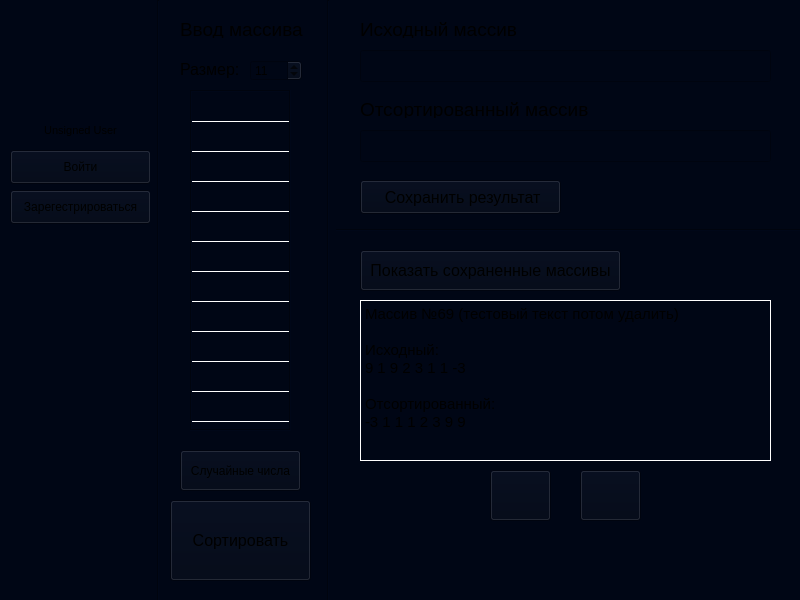
Qt form mainwindow.ui (no-name121/Rps_laboratorniye_raboti) before a commit.
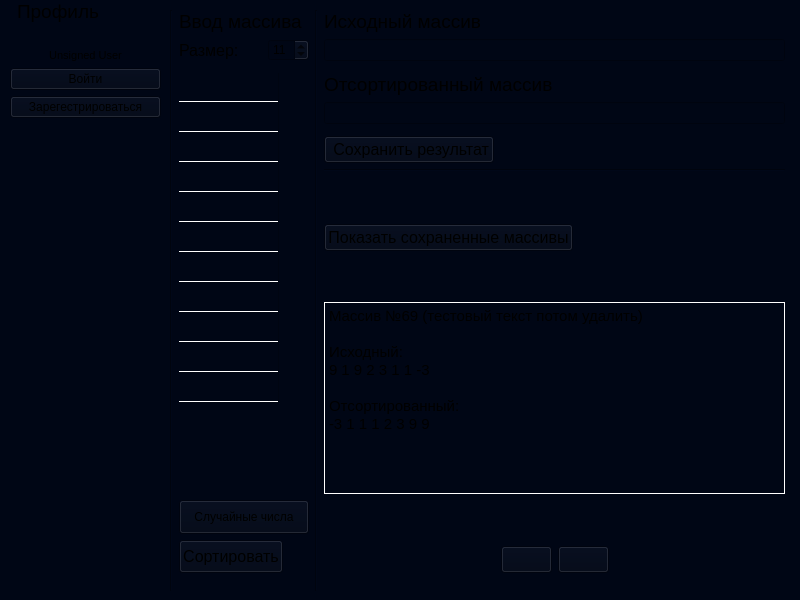
The same form after that commit. Icons and pictures are not drawn.

Commit message: доработан интерфейс

Patch:
```diff
--- a/mainwindow.ui
+++ b/mainwindow.ui
@@ -10,6 +10,24 @@
     <height>600</height>
    </rect>
   </property>
+  <property name="sizePolicy">
+   <sizepolicy hsizetype="Maximum" vsizetype="Maximum">
+    <horstretch>0</horstretch>
+    <verstretch>0</verstretch>
+   </sizepolicy>
+  </property>
+  <property name="minimumSize">
+   <size>
+    <width>800</width>
+    <height>600</height>
+   </size>
+  </property>
+  <property name="maximumSize">
+   <size>
+    <width>800</width>
+    <height>600</height>
+   </size>
+  </property>
   <property name="windowTitle">
    <string>MainWindow</string>
   </property>
@@ -17,428 +35,245 @@
    <string notr="true">Background:rgb(0, 6, 21);</string>
   </property>
   <widget class="QWidget" name="centralwidget">
-   <widget class="QLabel" name="profileImage">
+   <widget class="QWidget" name="layoutWidget">
     <property name="geometry">
      <rect>
-      <x>30</x>
-      <y>10</y>
-      <width>100</width>
-      <height>100</height>
-     </rect>
-    </property>
-    <property name="maximumSize">
-     <size>
-      <width>100</width>
-      <height>100</height>
-     </size>
-    </property>
-    <property name="text">
-     <string/>
-    </property>
-    <property name="pixmap">
-     <pixmap>Assets/profile.svg</pixmap>
-    </property>
-    <property name="scaledContents">
-     <bool>true</bool>
-    </property>
-    <property name="alignment">
-     <set>Qt::AlignmentFlag::AlignCenter</set>
-    </property>
-   </widget>
-   <widget class="QPushButton" name="signUpButton">
-    <property name="geometry">
-     <rect>
-      <x>10</x>
-      <y>190</y>
-      <width>141</width>
-      <height>34</height>
-     </rect>
-    </property>
-    <property name="text">
-     <string>Зарегестрироваться</string>
-    </property>
-   </widget>
-   <widget class="QPushButton" name="signInButton">
-    <property name="geometry">
-     <rect>
-      <x>10</x>
-      <y>150</y>
-      <width>141</width>
-      <height>34</height>
-     </rect>
-    </property>
-    <property name="text">
-     <string>Войти</string>
-    </property>
-   </widget>
-   <widget class="QLabel" name="profileName">
-    <property name="geometry">
-     <rect>
-      <x>10</x>
-      <y>120</y>
-      <width>141</width>
-      <height>20</height>
-     </rect>
-    </property>
-    <property name="font">
-     <font>
-      <pointsize>8</pointsize>
-     </font>
-    </property>
-    <property name="text">
-     <string>Unsigned User</string>
-    </property>
-    <property name="alignment">
-     <set>Qt::AlignmentFlag::AlignCenter</set>
-    </property>
-   </widget>
-   <widget class="Line" name="line">
-    <property name="geometry">
-     <rect>
-      <x>150</x>
+      <x>160</x>
       <y>0</y>
-      <width>16</width>
+      <width>641</width>
       <height>601</height>
      </rect>
     </property>
-    <property name="orientation">
-     <enum>Qt::Orientation::Vertical</enum>
-    </property>
-   </widget>
-   <widget class="QPushButton" name="infoButton">
-    <property name="geometry">
-     <rect>
-      <x>10</x>
-      <y>560</y>
-      <width>41</width>
-      <height>31</height>
-     </rect>
-    </property>
-    <property name="text">
-     <string/>
-    </property>
-    <property name="icon">
-     <iconset>
-      <normaloff>Assets/information.svg</normaloff>Assets/information.svg</iconset>
-    </property>
-    <property name="iconSize">
-     <size>
-      <width>24</width>
-      <height>24</height>
-     </size>
-    </property>
-    <property name="flat">
-     <bool>true</bool>
-    </property>
-   </widget>
-   <widget class="QSpinBox" name="setLength">
-    <property name="geometry">
-     <rect>
-      <x>250</x>
-      <y>60</y>
-      <width>52</width>
-      <height>21</height>
-     </rect>
-    </property>
-    <property name="minimum">
-     <number>1</number>
-    </property>
-    <property name="value">
-     <number>11</number>
-    </property>
-   </widget>
-   <widget class="QTableWidget" name="inputArray">
-    <property name="geometry">
-     <rect>
-      <x>190</x>
-      <y>90</y>
-      <width>101</width>
-      <height>341</height>
-     </rect>
-    </property>
-    <property name="styleSheet">
-     <string notr="true">gridline-color:rgb(255, 255, 255);  </string>
-    </property>
-    <property name="frameShape">
-     <enum>QFrame::Shape::Box</enum>
-    </property>
-    <property name="frameShadow">
-     <enum>QFrame::Shadow::Sunken</enum>
-    </property>
-    <property name="sizeAdjustPolicy">
-     <enum>QAbstractScrollArea::SizeAdjustPolicy::AdjustIgnored</enum>
-    </property>
-    <property name="autoScrollMargin">
-     <number>16</number>
-    </property>
-    <property name="verticalScrollMode">
-     <enum>QAbstractItemView::ScrollMode::ScrollPerItem</enum>
-    </property>
-    <property name="showGrid">
-     <bool>true</bool>
-    </property>
-    <property name="gridStyle">
-     <enum>Qt::PenStyle::SolidLine</enum>
-    </property>
-    <property name="rowCount">
-     <number>11</number>
-    </property>
-    <property name="columnCount">
-     <number>1</number>
-    </property>
-    <attribute name="horizontalHeaderVisible">
-     <bool>false</bool>
-    </attribute>
-    <attribute name="verticalHeaderVisible">
-     <bool>false</bool>
-    </attribute>
-    <attribute name="verticalHeaderCascadingSectionResizes">
-     <bool>false</bool>
-    </attribute>
-    <attribute name="verticalHeaderShowSortIndicator" stdset="0">
-     <bool>false</bool>
-    </attribute>
-    <row/>
-    <row/>
-    <row/>
-    <row/>
-    <row/>
-    <row/>
-    <row/>
-    <row/>
-    <row/>
-    <row/>
-    <row/>
-    <column/>
-   </widget>
-   <widget class="QLabel" name="inputText">
-    <property name="geometry">
-     <rect>
-      <x>180</x>
-      <y>20</y>
-      <width>131</width>
-      <height>18</height>
-     </rect>
-    </property>
-    <property name="font">
-     <font>
-      <pointsize>14</pointsize>
-     </font>
-    </property>
-    <property name="text">
-     <string>Ввод массива</string>
-    </property>
-   </widget>
-   <widget class="QLabel" name="sizeText">
-    <property name="geometry">
-     <rect>
-      <x>180</x>
-      <y>60</y>
-      <width>61</width>
-      <height>18</height>
-     </rect>
-    </property>
-    <property name="font">
-     <font>
-      <pointsize>12</pointsize>
-     </font>
-    </property>
-    <property name="text">
-     <string>Размер:</string>
-    </property>
-   </widget>
-   <widget class="QPushButton" name="randomNumsButton">
-    <property name="geometry">
-     <rect>
-      <x>180</x>
-      <y>450</y>
-      <width>121</width>
-      <height>41</height>
-     </rect>
-    </property>
-    <property name="text">
-     <string>Случайные числа</string>
-    </property>
-   </widget>
-   <widget class="QPushButton" name="sortButton">
-    <property name="geometry">
-     <rect>
-      <x>170</x>
-      <y>500</y>
-      <width>141</width>
-      <height>81</height>
-     </rect>
-    </property>
-    <property name="font">
-     <font>
-      <pointsize>12</pointsize>
-     </font>
-    </property>
-    <property name="text">
-     <string>Сортировать</string>
-    </property>
-    <property name="icon">
-     <iconset>
-      <normaloff>Assets/sort.svg</normaloff>Assets/sort.svg</iconset>
-    </property>
-    <property name="iconSize">
-     <size>
-      <width>24</width>
-      <height>24</height>
-     </size>
-    </property>
-   </widget>
-   <widget class="QLabel" name="initialArrayText">
-    <property name="geometry">
-     <rect>
-      <x>360</x>
-      <y>20</y>
-      <width>171</width>
-      <height>18</height>
-     </rect>
-    </property>
-    <property name="font">
-     <font>
-      <pointsize>14</pointsize>
-     </font>
-    </property>
-    <property name="text">
-     <string>Исходный массив</string>
-    </property>
-   </widget>
-   <widget class="QLabel" name="sortedArrayText">
-    <property name="geometry">
-     <rect>
-      <x>360</x>
-      <y>100</y>
-      <width>241</width>
-      <height>18</height>
-     </rect>
-    </property>
-    <property name="font">
-     <font>
-      <pointsize>14</pointsize>
-     </font>
-    </property>
-    <property name="text">
-     <string>Отсортированный массив</string>
-    </property>
-   </widget>
-   <widget class="QLineEdit" name="initialArrayOutput">
-    <property name="geometry">
-     <rect>
-      <x>360</x>
-      <y>50</y>
-      <width>411</width>
-      <height>32</height>
-     </rect>
-    </property>
-    <property name="readOnly">
-     <bool>true</bool>
-    </property>
-   </widget>
-   <widget class="QLineEdit" name="sortedArrayOutput">
-    <property name="geometry">
-     <rect>
-      <x>360</x>
-      <y>130</y>
-      <width>411</width>
-      <height>32</height>
-     </rect>
-    </property>
-    <property name="readOnly">
-     <bool>true</bool>
-    </property>
-   </widget>
-   <widget class="QPushButton" name="pushButton">
-    <property name="geometry">
-     <rect>
-      <x>360</x>
-      <y>180</y>
-      <width>201</width>
-      <height>34</height>
-     </rect>
-    </property>
-    <property name="font">
-     <font>
-      <pointsize>12</pointsize>
-     </font>
-    </property>
-    <property name="text">
-     <string> Сохранить результат</string>
-    </property>
-    <property name="icon">
-     <iconset>
-      <normaloff>Assets/save.svg</normaloff>Assets/save.svg</iconset>
-    </property>
-    <property name="iconSize">
-     <size>
-      <width>20</width>
-      <height>20</height>
-     </size>
-    </property>
-   </widget>
-   <widget class="QPushButton" name="showSavedButton">
-    <property name="geometry">
-     <rect>
-      <x>360</x>
-      <y>250</y>
-      <width>261</width>
-      <height>41</height>
-     </rect>
-    </property>
-    <property name="font">
-     <font>
-      <pointsize>12</pointsize>
-     </font>
-    </property>
-    <property name="text">
-     <string>Показать сохраненные массивы</string>
-    </property>
-   </widget>
-   <widget class="Line" name="line2">
-    <property name="geometry">
-     <rect>
-      <x>330</x>
-      <y>220</y>
-      <width>471</width>
-      <height>20</height>
-     </rect>
-    </property>
-    <property name="orientation">
-     <enum>Qt::Orientation::Horizontal</enum>
-    </property>
-   </widget>
-   <widget class="Line" name="line3">
-    <property name="geometry">
-     <rect>
-      <x>320</x>
-      <y>0</y>
-      <width>16</width>
-      <height>601</height>
-     </rect>
-    </property>
-    <property name="orientation">
-     <enum>Qt::Orientation::Vertical</enum>
-    </property>
-   </widget>
-   <widget class="QTextEdit" name="textEdit">
-    <property name="geometry">
-     <rect>
-      <x>360</x>
-      <y>300</y>
-      <width>411</width>
-      <height>161</height>
-     </rect>
-    </property>
-    <property name="styleSheet">
-     <string notr="true">border: 1px solid #ffffff;</string>
-    </property>
-    <property name="readOnly">
-     <bool>true</bool>
-    </property>
-    <property name="html">
-     <string>&lt;!DOCTYPE HTML PUBLIC &quot;-//W3C//DTD HTML 4.0//EN&quot; &quot;http://www.w3.org/TR/REC-html40/strict.dtd&quot;&gt;
+    <layout class="QGridLayout" name="mainLayout" rowstretch="0,0,0,0,0,0,0,0,0,0,0,0,0,0,0,0,0" columnstretch="0,1,0,4,0">
+     <property name="leftMargin">
+      <number>10</number>
+     </property>
+     <property name="topMargin">
+      <number>10</number>
+     </property>
+     <property name="rightMargin">
+      <number>10</number>
+     </property>
+     <property name="bottomMargin">
+      <number>10</number>
+     </property>
+     <item row="6" column="3" colspan="2">
+      <widget class="QPushButton" name="saveButton">
+       <property name="sizePolicy">
+        <sizepolicy hsizetype="Fixed" vsizetype="Fixed">
+         <horstretch>0</horstretch>
+         <verstretch>0</verstretch>
+        </sizepolicy>
+       </property>
+       <property name="font">
+        <font>
+         <pointsize>12</pointsize>
+        </font>
+       </property>
+       <property name="text">
+        <string> Сохранить результат</string>
+       </property>
+       <property name="icon">
+        <iconset>
+         <normaloff>Assets/save.svg</normaloff>Assets/save.svg</iconset>
+       </property>
+       <property name="iconSize">
+        <size>
+         <width>20</width>
+         <height>20</height>
+        </size>
+       </property>
+      </widget>
+     </item>
+     <item row="4" column="3">
+      <widget class="QLineEdit" name="sortedArrayOutput">
+       <property name="readOnly">
+        <bool>true</bool>
+       </property>
+      </widget>
+     </item>
+     <item row="12" column="1" rowspan="2">
+      <layout class="QVBoxLayout" name="lowerButtonsLayout" stretch="0,0">
+       <item>
+        <widget class="QPushButton" name="randomNumsButton">
+         <property name="sizePolicy">
+          <sizepolicy hsizetype="Expanding" vsizetype="Expanding">
+           <horstretch>0</horstretch>
+           <verstretch>0</verstretch>
+          </sizepolicy>
+         </property>
+         <property name="text">
+          <string>Случайные числа</string>
+         </property>
+        </widget>
+       </item>
+       <item>
+        <widget class="QPushButton" name="sortButton">
+         <property name="sizePolicy">
+          <sizepolicy hsizetype="Fixed" vsizetype="Expanding">
+           <horstretch>0</horstretch>
+           <verstretch>0</verstretch>
+          </sizepolicy>
+         </property>
+         <property name="minimumSize">
+          <size>
+           <width>0</width>
+           <height>0</height>
+          </size>
+         </property>
+         <property name="font">
+          <font>
+           <pointsize>12</pointsize>
+          </font>
+         </property>
+         <property name="text">
+          <string>Сортировать</string>
+         </property>
+         <property name="icon">
+          <iconset>
+           <normaloff>Assets/sort.svg</normaloff>Assets/sort.svg</iconset>
+         </property>
+         <property name="iconSize">
+          <size>
+           <width>24</width>
+           <height>24</height>
+          </size>
+         </property>
+        </widget>
+       </item>
+      </layout>
+     </item>
+     <item row="0" column="2" rowspan="17">
+      <widget class="Line" name="line">
+       <property name="orientation">
+        <enum>Qt::Orientation::Vertical</enum>
+       </property>
+      </widget>
+     </item>
+     <item row="12" column="3">
+      <spacer name="spacer6">
+       <property name="orientation">
+        <enum>Qt::Orientation::Vertical</enum>
+       </property>
+       <property name="sizeHint" stdset="0">
+        <size>
+         <width>20</width>
+         <height>10</height>
+        </size>
+       </property>
+      </spacer>
+     </item>
+     <item row="1" column="1">
+      <layout class="QHBoxLayout" name="sizeLayout">
+       <item>
+        <widget class="QLabel" name="sizeText">
+         <property name="font">
+          <font>
+           <pointsize>12</pointsize>
+          </font>
+         </property>
+         <property name="text">
+          <string>Размер:</string>
+         </property>
+        </widget>
+       </item>
+       <item>
+        <spacer name="spacer4">
+         <property name="orientation">
+          <enum>Qt::Orientation::Horizontal</enum>
+         </property>
+         <property name="sizeHint" stdset="0">
+          <size>
+           <width>40</width>
+           <height>20</height>
+          </size>
+         </property>
+        </spacer>
+       </item>
+       <item>
+        <widget class="QSpinBox" name="setLength">
+         <property name="minimum">
+          <number>1</number>
+         </property>
+         <property name="value">
+          <number>11</number>
+         </property>
+        </widget>
+       </item>
+      </layout>
+     </item>
+     <item row="9" column="3">
+      <widget class="QPushButton" name="showSavedButton">
+       <property name="sizePolicy">
+        <sizepolicy hsizetype="Fixed" vsizetype="Fixed">
+         <horstretch>0</horstretch>
+         <verstretch>0</verstretch>
+        </sizepolicy>
+       </property>
+       <property name="font">
+        <font>
+         <pointsize>12</pointsize>
+        </font>
+       </property>
+       <property name="text">
+        <string>Показать сохраненные массивы</string>
+       </property>
+      </widget>
+     </item>
+     <item row="0" column="1">
+      <widget class="QLabel" name="inputText">
+       <property name="font">
+        <font>
+         <pointsize>14</pointsize>
+        </font>
+       </property>
+       <property name="text">
+        <string>Ввод массива</string>
+       </property>
+      </widget>
+     </item>
+     <item row="7" column="3">
+      <widget class="Line" name="line2">
+       <property name="orientation">
+        <enum>Qt::Orientation::Horizontal</enum>
+       </property>
+      </widget>
+     </item>
+     <item row="8" column="3">
+      <spacer name="spacer5">
+       <property name="orientation">
+        <enum>Qt::Orientation::Vertical</enum>
+       </property>
+       <property name="sizeHint" stdset="0">
+        <size>
+         <width>20</width>
+         <height>20</height>
+        </size>
+       </property>
+      </spacer>
+     </item>
+     <item row="0" column="3">
+      <widget class="QLabel" name="initialArrayText">
+       <property name="font">
+        <font>
+         <pointsize>14</pointsize>
+        </font>
+       </property>
+       <property name="text">
+        <string>Исходный массив</string>
+       </property>
+      </widget>
+     </item>
+     <item row="11" column="3">
+      <widget class="QTextEdit" name="showSavedArrays">
+       <property name="styleSheet">
+        <string notr="true">border: 1px solid #ffffff;</string>
+       </property>
+       <property name="readOnly">
+        <bool>true</bool>
+       </property>
+       <property name="html">
+        <string>&lt;!DOCTYPE HTML PUBLIC &quot;-//W3C//DTD HTML 4.0//EN&quot; &quot;http://www.w3.org/TR/REC-html40/strict.dtd&quot;&gt;
 &lt;html&gt;&lt;head&gt;&lt;meta name=&quot;qrichtext&quot; content=&quot;1&quot; /&gt;&lt;meta charset=&quot;utf-8&quot; /&gt;&lt;style type=&quot;text/css&quot;&gt;
 p, li { white-space: pre-wrap; }
 hr { height: 1px; border-width: 0; }
@@ -452,63 +287,443 @@
 &lt;p style=&quot;-qt-paragraph-type:empty; margin-top:0px; margin-bottom:0px; margin-left:0px; margin-right:0px; -qt-block-indent:0; text-indent:0px; font-size:11pt;&quot;&gt;&lt;br /&gt;&lt;/p&gt;
 &lt;p style=&quot; margin-top:0px; margin-bottom:0px; margin-left:0px; margin-right:0px; -qt-block-indent:0; text-indent:0px;&quot;&gt;&lt;span style=&quot; font-size:11pt;&quot;&gt;Отсортированный:&lt;/span&gt;&lt;/p&gt;
 &lt;p style=&quot; margin-top:0px; margin-bottom:0px; margin-left:0px; margin-right:0px; -qt-block-indent:0; text-indent:0px;&quot;&gt;&lt;span style=&quot; font-size:11pt;&quot;&gt;-3 1 1 1 2 3 9 9&lt;/span&gt;&lt;/p&gt;&lt;/body&gt;&lt;/html&gt;</string>
-    </property>
+       </property>
+      </widget>
+     </item>
+     <item row="3" column="3">
+      <widget class="QLabel" name="sortedArrayText">
+       <property name="font">
+        <font>
+         <pointsize>14</pointsize>
+        </font>
+       </property>
+       <property name="text">
+        <string>Отсортированный массив</string>
+       </property>
+      </widget>
+     </item>
+     <item row="10" column="3">
+      <spacer name="spacer1">
+       <property name="orientation">
+        <enum>Qt::Orientation::Vertical</enum>
+       </property>
+       <property name="sizeHint" stdset="0">
+        <size>
+         <width>20</width>
+         <height>10</height>
+        </size>
+       </property>
+      </spacer>
+     </item>
+     <item row="3" column="1" rowspan="9">
+      <widget class="QTableWidget" name="inputArray">
+       <property name="enabled">
+        <bool>true</bool>
+       </property>
+       <property name="sizePolicy">
+        <sizepolicy hsizetype="Expanding" vsizetype="Expanding">
+         <horstretch>0</horstretch>
+         <verstretch>0</verstretch>
+        </sizepolicy>
+       </property>
+       <property name="minimumSize">
+        <size>
+         <width>130</width>
+         <height>0</height>
+        </size>
+       </property>
+       <property name="sizeIncrement">
+        <size>
+         <width>0</width>
+         <height>0</height>
+        </size>
+       </property>
+       <property name="baseSize">
+        <size>
+         <width>0</width>
+         <height>0</height>
+        </size>
+       </property>
+       <property name="layoutDirection">
+        <enum>Qt::LayoutDirection::LeftToRight</enum>
+       </property>
+       <property name="autoFillBackground">
+        <bool>false</bool>
+       </property>
+       <property name="styleSheet">
+        <string notr="true">    QTableWidget::item {
+     border-bottom: 1px solid white;
+    border-left: none;
+     border-right: none;
+     border-top: none;
+    }
+</string>
+       </property>
+       <property name="frameShape">
+        <enum>QFrame::Shape::NoFrame</enum>
+       </property>
+       <property name="frameShadow">
+        <enum>QFrame::Shadow::Sunken</enum>
+       </property>
+       <property name="lineWidth">
+        <number>1</number>
+       </property>
+       <property name="midLineWidth">
+        <number>0</number>
+       </property>
+       <property name="sizeAdjustPolicy">
+        <enum>QAbstractScrollArea::SizeAdjustPolicy::AdjustIgnored</enum>
+       </property>
+       <property name="autoScrollMargin">
+        <number>16</number>
+       </property>
+       <property name="verticalScrollMode">
+        <enum>QAbstractItemView::ScrollMode::ScrollPerItem</enum>
+       </property>
+       <property name="showGrid">
+        <bool>true</bool>
+       </property>
+       <property name="gridStyle">
+        <enum>Qt::PenStyle::SolidLine</enum>
+       </property>
+       <property name="wordWrap">
+        <bool>true</bool>
+       </property>
+       <property name="cornerButtonEnabled">
+        <bool>true</bool>
+       </property>
+       <property name="rowCount">
+        <number>11</number>
+       </property>
+       <property name="columnCount">
+        <number>1</number>
+       </property>
+       <attribute name="horizontalHeaderVisible">
+        <bool>false</bool>
+       </attribute>
+       <attribute name="horizontalHeaderCascadingSectionResizes">
+        <bool>false</bool>
+       </attribute>
+       <attribute name="verticalHeaderVisible">
+        <bool>false</bool>
+       </attribute>
+       <attribute name="verticalHeaderCascadingSectionResizes">
+        <bool>false</bool>
+       </attribute>
+       <attribute name="verticalHeaderShowSortIndicator" stdset="0">
+        <bool>false</bool>
+       </attribute>
+       <row/>
+       <row/>
+       <row/>
+       <row/>
+       <row/>
+       <row/>
+       <row/>
+       <row/>
+       <row/>
+       <row/>
+       <row/>
+       <column/>
+      </widget>
+     </item>
+     <item row="13" column="3">
+      <layout class="QHBoxLayout" name="arrowsLayout">
+       <item>
+        <spacer name="spacer2">
+         <property name="orientation">
+          <enum>Qt::Orientation::Horizontal</enum>
+         </property>
+         <property name="sizeHint" stdset="0">
+          <size>
+           <width>40</width>
+           <height>20</height>
+          </size>
+         </property>
+        </spacer>
+       </item>
+       <item>
+        <widget class="QPushButton" name="goLeftButton">
+         <property name="font">
+          <font>
+           <pointsize>12</pointsize>
+          </font>
+         </property>
+         <property name="text">
+          <string/>
+         </property>
+         <property name="icon">
+          <iconset>
+           <normaloff>Assets/left.svg</normaloff>Assets/left.svg</iconset>
+         </property>
+         <property name="iconSize">
+          <size>
+           <width>50</width>
+           <height>50</height>
+          </size>
+         </property>
+        </widget>
+       </item>
+       <item>
+        <widget class="QPushButton" name="goRightButton">
+         <property name="font">
+          <font>
+           <pointsize>12</pointsize>
+          </font>
+         </property>
+         <property name="text">
+          <string/>
+         </property>
+         <property name="icon">
+          <iconset>
+           <normaloff>Assets/right.svg</normaloff>Assets/right.svg</iconset>
+         </property>
+         <property name="iconSize">
+          <size>
+           <width>50</width>
+           <height>50</height>
+          </size>
+         </property>
+        </widget>
+       </item>
+       <item>
+        <spacer name="spacer3">
+         <property name="orientation">
+          <enum>Qt::Orientation::Horizontal</enum>
+         </property>
+         <property name="sizeHint" stdset="0">
+          <size>
+           <width>40</width>
+           <height>20</height>
+          </size>
+         </property>
+        </spacer>
+       </item>
+      </layout>
+     </item>
+     <item row="1" column="3">
+      <widget class="QLineEdit" name="initialArrayOutput">
+       <property name="readOnly">
+        <bool>true</bool>
+       </property>
+      </widget>
+     </item>
+     <item row="0" column="0" rowspan="17">
+      <widget class="Line" name="line3">
+       <property name="orientation">
+        <enum>Qt::Orientation::Vertical</enum>
+       </property>
+      </widget>
+     </item>
+    </layout>
    </widget>
-   <widget class="QPushButton" name="goLeftButton">
+   <widget class="QWidget" name="panel" native="true">
     <property name="geometry">
      <rect>
-      <x>490</x>
-      <y>470</y>
-      <width>61</width>
-      <height>51</height>
+      <x>0</x>
+      <y>0</y>
+      <width>161</width>
+      <height>601</height>
      </rect>
     </property>
-    <property name="font">
-     <font>
-      <pointsize>12</pointsize>
-     </font>
+    <property name="sizePolicy">
+     <sizepolicy hsizetype="Fixed" vsizetype="Fixed">
+      <horstretch>0</horstretch>
+      <verstretch>0</verstretch>
+     </sizepolicy>
     </property>
-    <property name="text">
-     <string/>
-    </property>
-    <property name="icon">
-     <iconset>
-      <normaloff>Assets/left.svg</normaloff>Assets/left.svg</iconset>
-    </property>
-    <property name="iconSize">
-     <size>
-      <width>50</width>
-      <height>50</height>
-     </size>
-    </property>
-   </widget>
-   <widget class="QPushButton" name="goRightButton">
-    <property name="geometry">
-     <rect>
-      <x>580</x>
-      <y>470</y>
-      <width>61</width>
-      <height>51</height>
-     </rect>
-    </property>
-    <property name="font">
-     <font>
-      <pointsize>12</pointsize>
-     </font>
-    </property>
-    <property name="text">
-     <string/>
-    </property>
-    <property name="icon">
-     <iconset>
-      <normaloff>Assets/right.svg</normaloff>Assets/right.svg</iconset>
-    </property>
-    <property name="iconSize">
-     <size>
-      <width>50</width>
-      <height>50</height>
-     </size>
-    </property>
+    <widget class="QWidget" name="verticalLayoutWidget">
+     <property name="geometry">
+      <rect>
+       <x>0</x>
+       <y>0</y>
+       <width>171</width>
+       <height>601</height>
+      </rect>
+     </property>
+     <layout class="QVBoxLayout" name="panelLayout">
+      <property name="leftMargin">
+       <number>10</number>
+      </property>
+      <property name="rightMargin">
+       <number>10</number>
+      </property>
+      <property name="bottomMargin">
+       <number>10</number>
+      </property>
+      <item>
+       <layout class="QHBoxLayout" name="menuPanelLayout">
+        <property name="leftMargin">
+         <number>0</number>
+        </property>
+        <property name="rightMargin">
+         <number>0</number>
+        </property>
+        <property name="bottomMargin">
+         <number>0</number>
+        </property>
+        <item>
+         <widget class="QLabel" name="profileText">
+          <property name="sizePolicy">
+           <sizepolicy hsizetype="Fixed" vsizetype="Preferred">
+            <horstretch>0</horstretch>
+            <verstretch>0</verstretch>
+           </sizepolicy>
+          </property>
+          <property name="font">
+           <font>
+            <pointsize>14</pointsize>
+           </font>
+          </property>
+          <property name="text">
+           <string>Профиль</string>
+          </property>
+         </widget>
+        </item>
+        <item>
+         <widget class="QPushButton" name="menuButton">
+          <property name="sizePolicy">
+           <sizepolicy hsizetype="Fixed" vsizetype="Fixed">
+            <horstretch>0</horstretch>
+            <verstretch>0</verstretch>
+           </sizepolicy>
+          </property>
+          <property name="text">
+           <string/>
+          </property>
+          <property name="icon">
+           <iconset>
+            <normaloff>Assets/menu.svg</normaloff>Assets/menu.svg</iconset>
+          </property>
+          <property name="iconSize">
+           <size>
+            <width>24</width>
+            <height>24</height>
+           </size>
+          </property>
+          <property name="flat">
+           <bool>true</bool>
+          </property>
+         </widget>
+        </item>
+       </layout>
+      </item>
+      <item>
+       <layout class="QHBoxLayout" name="topPanelLayout">
+        <item>
+         <widget class="QLabel" name="profileImage">
+          <property name="maximumSize">
+           <size>
+            <width>100</width>
+            <height>100</height>
+           </size>
+          </property>
+          <property name="layoutDirection">
+           <enum>Qt::LayoutDirection::LeftToRight</enum>
+          </property>
+          <property name="text">
+           <string/>
+          </property>
+          <property name="pixmap">
+           <pixmap>Assets/profile.svg</pixmap>
+          </property>
+          <property name="scaledContents">
+           <bool>true</bool>
+          </property>
+          <property name="alignment">
+           <set>Qt::AlignmentFlag::AlignCenter</set>
+          </property>
+         </widget>
+        </item>
+       </layout>
+      </item>
+      <item>
+       <widget class="QLabel" name="profileName">
+        <property name="font">
+         <font>
+          <pointsize>8</pointsize>
+         </font>
+        </property>
+        <property name="text">
+         <string>Unsigned User</string>
+        </property>
+        <property name="alignment">
+         <set>Qt::AlignmentFlag::AlignCenter</set>
+        </property>
+       </widget>
+      </item>
+      <item>
+       <widget class="QPushButton" name="signInButton">
+        <property name="text">
+         <string>Войти</string>
+        </property>
+       </widget>
+      </item>
+      <item>
+       <widget class="QPushButton" name="signUpButton">
+        <property name="text">
+         <string>Зарегестрироваться</string>
+        </property>
+       </widget>
+      </item>
+      <item>
+       <spacer name="verticalSpacer">
+        <property name="orientation">
+         <enum>Qt::Orientation::Vertical</enum>
+        </property>
+        <property name="sizeHint" stdset="0">
+         <size>
+          <width>20</width>
+          <height>40</height>
+         </size>
+        </property>
+       </spacer>
+      </item>
+      <item>
+       <layout class="QHBoxLayout" name="bottomPanelLayout">
+        <property name="leftMargin">
+         <number>0</number>
+        </property>
+        <property name="bottomMargin">
+         <number>0</number>
+        </property>
+        <item>
+         <widget class="QPushButton" name="infoButton">
+          <property name="text">
+           <string/>
+          </property>
+          <property name="icon">
+           <iconset>
+            <normaloff>Assets/information.svg</normaloff>Assets/information.svg</iconset>
+          </property>
+          <property name="iconSize">
+           <size>
+            <width>24</width>
+            <height>24</height>
+           </size>
+          </property>
+          <property name="flat">
+           <bool>true</bool>
+          </property>
+         </widget>
+        </item>
+        <item>
+         <spacer name="horizontalSpacer">
+          <property name="orientation">
+           <enum>Qt::Orientation::Horizontal</enum>
+          </property>
+          <property name="sizeHint" stdset="0">
+           <size>
+            <width>40</width>
+            <height>20</height>
+           </size>
+          </property>
+         </spacer>
+        </item>
+       </layout>
+      </item>
+     </layout>
+    </widget>
    </widget>
   </widget>
  </widget>
```
The commit also changes 6 other files.
